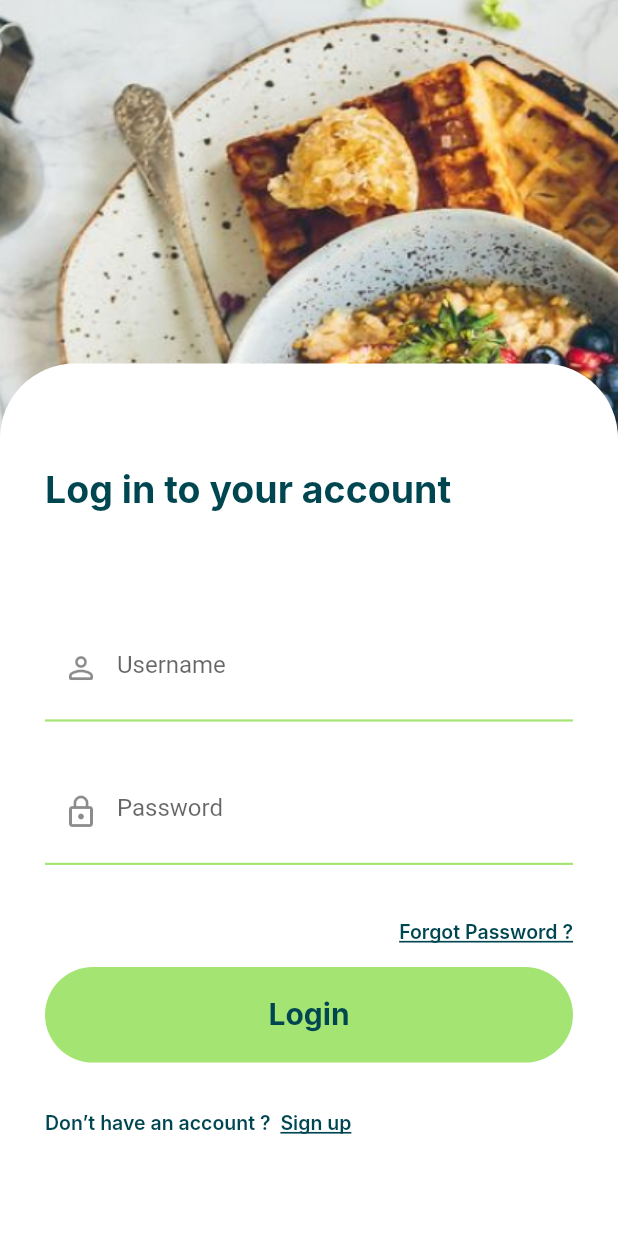
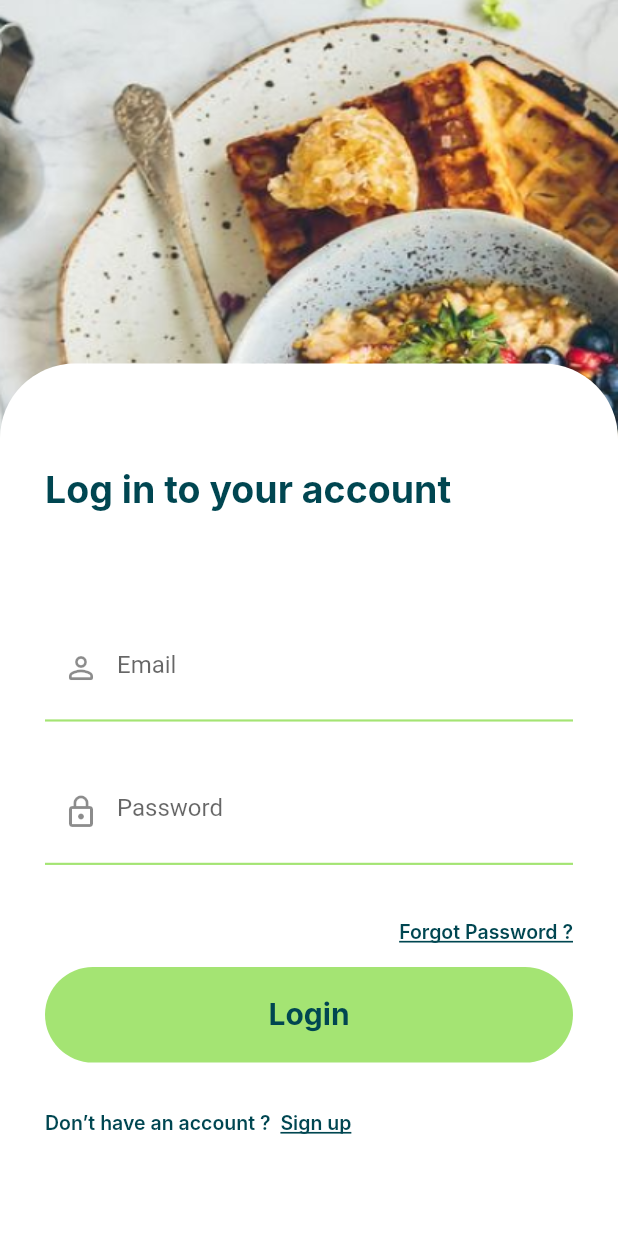
Before and after one commit to Muhammad-Alaqeel/Forked, a Flutter app: the screen it shows after launch, after a tap on "Start", on a phone screen of 412 x 824 dp. Run offline on Flutter 3.47's test engine with Material 2 defaults, Android fonts, the light colour scheme and no system bars; our stand-ins replace cloud_firestore, dotted_border, firebase_auth, firebase_core, get, like_button; accounts and stored records are empty; network calls fail; Roboto replaces fonts that are missing (Inter).

Commit message:
login and sign up implemented

```diff
--- a/forked/lib/Components/MyTextFeild.dart
+++ b/forked/lib/Components/MyTextFeild.dart
@@ -6,7 +6,8 @@ import 'package:forked/Constants/styles.dart';
 class myTextFeild extends StatelessWidget {
   IconData icon;
   String hint;
-   myTextFeild({super.key, required this.icon,required this.hint});
+  TextEditingController? controller;
+   myTextFeild({super.key, required this.icon,required this.hint, this.controller});
 
   @override
   Widget build(BuildContext context) {
@@ -15,7 +16,7 @@ class myTextFeild extends StatelessWidget {
         children: [
           Expanded(flex: 40,
             child: TextField(
-
+              controller: controller,
               decoration:InputDecoration(
 
                 hintText:hint ,
--- a/forked/lib/Components/sigIn.dart
+++ b/forked/lib/Components/sigIn.dart
@@ -1,5 +1,6 @@
 
 import 'package:flutter/material.dart';
+import 'package:forked/Services/FireBaseAuth/EmailPass.dart';
 import 'package:forked/Views/BNBar.dart';
 import 'package:get/get.dart';
 import 'package:forked/Components/CustomButton.dart';
@@ -11,7 +12,7 @@ import '../Controllers/RegisterationNavController.dart';
 class signIn extends StatelessWidget {
     RegisterationController myController;
    signIn({super.key, required this.myController});
-
+TextEditingController password=TextEditingController(),email=TextEditingController();
   @override
   Widget build(BuildContext context) {
     return Container(
@@ -28,11 +29,15 @@ class signIn extends StatelessWidget {
           child: Text("Log in to your account", maxLines: 2, style: h1,)),
  ),
 Expanded(flex: 2, child: SizedBox()),
- Expanded(flex: 6, child: myTextFeild(hint: "Username",
+ Expanded(flex: 6, child: myTextFeild(
+   controller: email,
+   hint: "Email",
   icon: Icons.person_outline_rounded,)),
 
 
-Expanded(flex: 6, child: myTextFeild(hint: "Password",
+Expanded(flex: 6, child: myTextFeild(
+  controller: password,
+  hint: "Password",
  icon: Icons.lock_outline,)),
 
 Expanded(flex:2, child: Container(
@@ -46,7 +51,7 @@ Expanded(
   flex: 4,
   child: InkWell(
 
-    onTap:(() =>  Get.to(BNBart())),
+    onTap:(){loginWithPass(email: email.text, password: password.text);},
     child: myButton(text: "Login",backGroundColor: lightGreen,))),
 Expanded(flex:3, child: Container(
   alignment: Alignment.bottomLeft,
--- a/forked/lib/main.dart
+++ b/forked/lib/main.dart
@@ -1,18 +1,25 @@
+import 'package:firebase_core/firebase_core.dart';
 import 'package:flutter/material.dart';
+
 import 'package:forked/Components/textField.dart';
 import 'package:forked/Views/CreateRecipe.dart';
 import 'package:forked/Views/ViewRecipe.dart';
-
-
-
 import 'package:forked/Views/khuloudTest.dart';
 import 'package:forked/Views/test.dart';
 import 'package:forked/Views/testing.dart';
+
 import 'package:get/get.dart';
 import 'package:forked/Routes/Router.dart';
 import 'package:forked/Views/RegistrationNav.dart';
+import 'firebase_options.dart';
 
-main() {
+main()async {
+
+   WidgetsFlutterBinding.ensureInitialized();
+
+  await Firebase.initializeApp(
+        options: DefaultFirebaseOptions.currentPlatform,
+  );
   runApp(MyApp());
 }
 
--- a/forked/pubspec.yaml
+++ b/forked/pubspec.yaml
@@ -40,6 +40,10 @@ dependencies:
   dotted_border: ^2.0.0+3
   http: ^0.13.5
   like_button: ^2.0.5
+  firebase_core: ^2.4.0
+  firebase_storage: ^11.0.9
+  firebase_auth: ^4.2.3
+  cloud_firestore: ^4.3.0
 
 dev_dependencies:
   flutter_test:
```
Also changed, not shown: forked/lib/Components/signUp.dart (+26 -6 lines), forked/lib/Services/FireBaseAuth/EmailPass.dart (added, +73 -0 lines), forked/lib/firebase_options.dart (added), forked/pubspec.lock, 13 other files.
